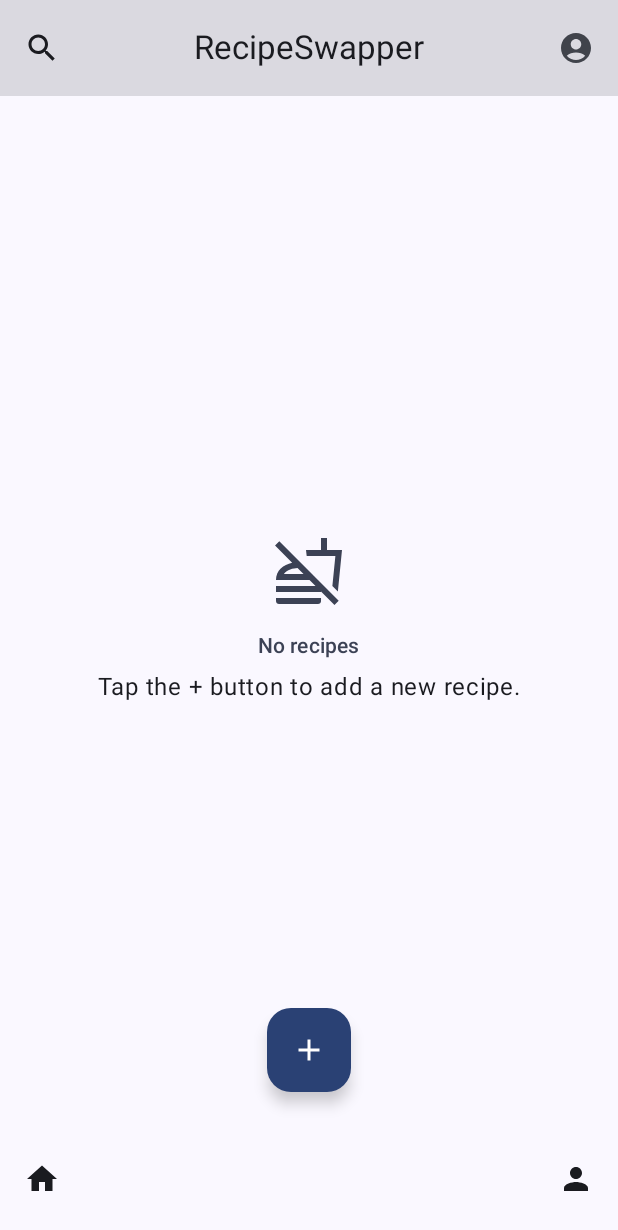
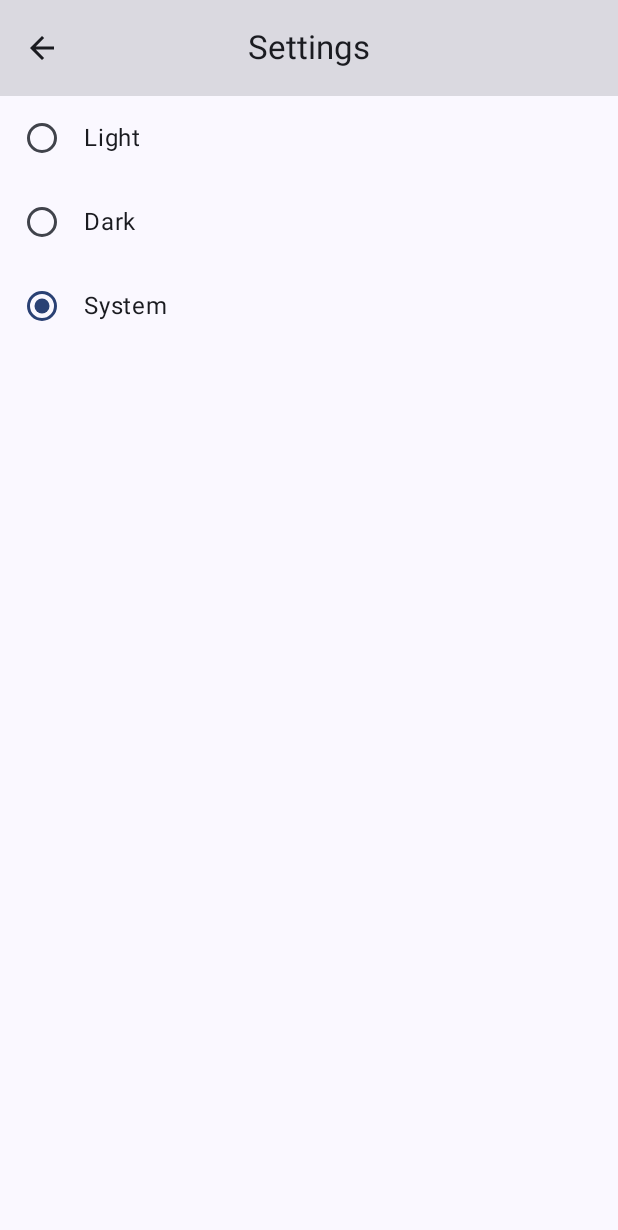
Before and after one commit to mazumih/RecipeSwapper, an Android app built with Jetpack Compose: the screen it shows after launch (MainActivity), after a tap on "Cerca", on a phone screen of 412 x 824 dp. Shown: the top 1230 px of the screen. Run offline under Robolectric (Android 15) with nearby library versions, the phone set to English and light mode, and no system bars; our stand-ins replace Room's generated code.

Commit message:
Added settings screen that allows the client to change theme

```diff
--- a/RecipeSwapper/app/src/main/java/com/example/recipeswapper/AppModule.kt
+++ b/RecipeSwapper/app/src/main/java/com/example/recipeswapper/AppModule.kt
@@ -1,5 +1,7 @@
 package com.example.recipeswapper
 
+import android.content.Context
+import androidx.datastore.preferences.preferencesDataStore
 import androidx.room.Room.databaseBuilder
 import com.example.recipeswapper.data.database.BadgesDatabase
 import com.example.recipeswapper.data.database.FavouriteRecipesDatabase
@@ -7,12 +9,22 @@ import com.example.recipeswapper.data.database.RecipeSwapperDatabase
 import com.example.recipeswapper.data.repositories.BadgesRepository
 import com.example.recipeswapper.data.repositories.FavouriteRecipesRepository
 import com.example.recipeswapper.data.repositories.RecipesRepository
+import com.example.recipeswapper.data.repositories.SettingsRepository
 import com.example.recipeswapper.ui.AddFavouritesViewModel
 import com.example.recipeswapper.ui.screens.addrecipe.AddRecipeViewModel
+import com.example.recipeswapper.ui.screens.settings.SettingsViewModel
 import org.koin.core.module.dsl.viewModel
 import org.koin.dsl.module
 
+val Context.dataStore by preferencesDataStore("theme")
+
 val appModule = module {
+
+    single { get<Context>().dataStore }
+
+    single { SettingsRepository(get()) }
+
+    viewModel { SettingsViewModel(get()) }
 
     single { AddRecipeViewModel() }
 
--- a/RecipeSwapper/app/src/main/java/com/example/recipeswapper/MainActivity.kt
+++ b/RecipeSwapper/app/src/main/java/com/example/recipeswapper/MainActivity.kt
@@ -4,25 +4,36 @@ import android.os.Bundle
 import androidx.activity.ComponentActivity
 import androidx.activity.compose.setContent
 import androidx.activity.enableEdgeToEdge
-import androidx.compose.foundation.layout.fillMaxSize
-import androidx.compose.foundation.layout.padding
-import androidx.compose.material3.Scaffold
-import androidx.compose.material3.Text
-import androidx.compose.runtime.Composable
-import androidx.compose.ui.Modifier
-import androidx.compose.ui.tooling.preview.Preview
+import androidx.compose.foundation.isSystemInDarkTheme
+import androidx.compose.runtime.getValue
+import androidx.lifecycle.compose.collectAsStateWithLifecycle
 import androidx.navigation.compose.rememberNavController
+import com.example.recipeswapper.data.repositories.Theme
 import com.example.recipeswapper.ui.SwapperNavGraph
+import com.example.recipeswapper.ui.screens.settings.SettingsViewModel
 import com.example.recipeswapper.ui.theme.RecipeSwapperTheme
+import org.koin.androidx.compose.koinViewModel
 
 class MainActivity : ComponentActivity() {
     override fun onCreate(savedInstanceState: Bundle?) {
         super.onCreate(savedInstanceState)
         enableEdgeToEdge()
         setContent {
-            RecipeSwapperTheme {
+            val themeViewModel = koinViewModel<SettingsViewModel>()
+            val themeState by themeViewModel.state.collectAsStateWithLifecycle()
+
+            RecipeSwapperTheme(
+                darkTheme = when (themeState.theme) {
+                    Theme.Light -> false
+                    Theme.Dark -> true
+                    Theme.System -> isSystemInDarkTheme()
+                }
+            ) {
                 val navController = rememberNavController()
-                SwapperNavGraph(navController)
+                SwapperNavGraph(
+                    navController,
+                    themeState,
+                    themeViewModel::changeTheme)
             }
         }
     }
--- /dev/null
+++ b/RecipeSwapper/app/src/main/java/com/example/recipeswapper/data/repositories/SettingsRepository.kt
@@ -0,0 +1,29 @@
+package com.example.recipeswapper.data.repositories
+
+import androidx.datastore.core.DataStore
+import androidx.datastore.preferences.core.Preferences
+import androidx.datastore.preferences.core.edit
+import androidx.datastore.preferences.core.stringPreferencesKey
+import kotlinx.coroutines.flow.map
+
+enum class Theme { Light, Dark, System }
+
+class SettingsRepository(
+    private val dataStore: DataStore<Preferences>
+) {
+    companion object {
+        private val THEME_KEY = stringPreferencesKey("theme")
+    }
+
+    val theme = dataStore.data
+        .map { preferences ->
+            try {
+                Theme.valueOf(preferences[THEME_KEY] ?: "System")
+            } catch (_: Exception) {
+                Theme.System
+            }
+        }
+
+    suspend fun setTheme(theme: Theme) =
+        dataStore.edit { it[THEME_KEY] = theme.toString() }
+}
--- a/RecipeSwapper/app/src/main/java/com/example/recipeswapper/ui/Navigation.kt
+++ b/RecipeSwapper/app/src/main/java/com/example/recipeswapper/ui/Navigation.kt
@@ -16,10 +16,14 @@ import com.example.recipeswapper.ui.screens.addrecipe.AddRecipeScreen
 import com.example.recipeswapper.ui.screens.addrecipe.AddRecipeViewModel
 import com.example.recipeswapper.ui.screens.badges.BadgeScreen
 import com.example.recipeswapper.BadgeViewModel
+import com.example.recipeswapper.data.repositories.Theme
 import com.example.recipeswapper.ui.screens.favourites.FavouritesScreen
 import com.example.recipeswapper.ui.screens.home.HomeScreen
 import com.example.recipeswapper.ui.screens.profilescreen.ProfileScreen
 import com.example.recipeswapper.ui.screens.recipedetails.RecipeDetailsScreen
+import com.example.recipeswapper.ui.screens.settings.SettingsScreen
+import com.example.recipeswapper.ui.screens.settings.ThemeState
+import kotlinx.coroutines.Job
 import kotlinx.serialization.Serializable
 import org.koin.androidx.compose.koinViewModel
 
@@ -30,11 +34,16 @@ sealed interface SwapperRoute {
     @Serializable data object Profile : SwapperRoute
     @Serializable data object AddEvent : SwapperRoute
     @Serializable data object Favs : SwapperRoute
+    @Serializable data object Settings : SwapperRoute
     @Serializable data class RecipeDetails(val recipeId: Int): SwapperRoute
 }
 
 @Composable
-fun SwapperNavGraph(navController: NavHostController) {
+fun SwapperNavGraph(
+    navController: NavHostController,
+    themeState: ThemeState,
+    themeChange: (Theme) -> Unit
+) {
     val recipesVm = koinViewModel<RecipeViewModel>()
     val recipesState by recipesVm.state.collectAsStateWithLifecycle()
     val badgeVm = koinViewModel<BadgeViewModel>()
@@ -79,6 +88,9 @@ fun SwapperNavGraph(navController: NavHostController) {
         composable<SwapperRoute.Favs> {
             FavouritesScreen(navController, favs)
         }
+        composable<SwapperRoute.Settings> {
+            SettingsScreen(navController, themeState, themeChange)
+        }
         composable<SwapperRoute.RecipeDetails> { backStackEntry ->
             val route = backStackEntry.toRoute<SwapperRoute.RecipeDetails>()
             recipesState.recipes.find { it.id == route.recipeId }?. let { recipe ->
--- a/RecipeSwapper/app/src/main/java/com/example/recipeswapper/ui/composable/AppBar.kt
+++ b/RecipeSwapper/app/src/main/java/com/example/recipeswapper/ui/composable/AppBar.kt
@@ -30,7 +30,7 @@ fun AppBar(navController: NavHostController, title: String) {
                     Icon(Icons.AutoMirrored.Outlined.ArrowBack, "Torna alla pagina precedente")
                 }
             } else {
-                IconButton(onClick = {/* TODO */ }) {
+                IconButton(onClick = { navController.navigate(SwapperRoute.Settings)  }) {
                     Icon(Icons.Filled.Search, "Cerca")
                 }
             }
@@ -49,12 +49,6 @@ fun AppBar(navController: NavHostController, title: String) {
                     Icon(Icons.Filled.Star, "Preferiti")
                 }
             }
-            if (title == "Recipe Details") {
-                IconButton(onClick = { } ) {
-                    // diventa piena quando si aggiunge ai preferiti e viceversa
-                    Icon(Icons.Filled.FavoriteBorder, "Aggiungi ai preferiti")
-                }
-            }
         },
         colors = TopAppBarDefaults.topAppBarColors(
             containerColor = MaterialTheme.colorScheme.surfaceDim
--- /dev/null
+++ b/RecipeSwapper/app/src/main/java/com/example/recipeswapper/ui/screens/settings/SettingsScreen.kt
@@ -0,0 +1,66 @@
+package com.example.recipeswapper.ui.screens.settings
+
+import androidx.compose.foundation.layout.Arrangement
+import androidx.compose.foundation.layout.Column
+import androidx.compose.foundation.layout.Row
+import androidx.compose.foundation.layout.fillMaxSize
+import androidx.compose.foundation.layout.fillMaxWidth
+import androidx.compose.foundation.layout.height
+import androidx.compose.foundation.layout.padding
+import androidx.compose.foundation.selection.selectable
+import androidx.compose.foundation.selection.selectableGroup
+import androidx.compose.material3.MaterialTheme
+import androidx.compose.material3.RadioButton
+import androidx.compose.material3.Scaffold
+import androidx.compose.material3.Text
+import androidx.compose.runtime.Composable
+import androidx.compose.ui.Alignment
+import androidx.compose.ui.Modifier
+import androidx.compose.ui.semantics.Role
+import androidx.compose.ui.unit.dp
+import androidx.navigation.NavHostController
+import com.example.recipeswapper.data.repositories.Theme
+import com.example.recipeswapper.ui.composable.AppBar
+
+@Composable
+fun SettingsScreen(
+    navController: NavHostController,
+    state: ThemeState,
+    onThemeSelected: (Theme) -> Unit
+) {
+    Scaffold(
+        topBar = { AppBar(navController, title = "Settings") },
+        modifier = Modifier.fillMaxSize()
+    ) { innerPadding ->
+        Column(
+            Modifier.padding(innerPadding).selectableGroup(),
+            verticalArrangement = Arrangement.Center,
+            horizontalAlignment = Alignment.CenterHorizontally
+        ) {
+            Theme.entries.forEach { theme ->
+                Row(
+                    Modifier
+                        .fillMaxWidth()
+                        .height(56.dp)
+                        .selectable(
+                            selected = (theme == state.theme),
+                            onClick = { onThemeSelected(theme) },
+                            role = Role.RadioButton
+                        )
+                        .padding(horizontal = 16.dp),
+                    verticalAlignment = Alignment.CenterVertically
+                ) {
+                    RadioButton(
+                        selected = (theme == state.theme),
+                        onClick = null
+                    )
+                    Text(
+                        text = theme.toString(),
+                        style = MaterialTheme.typography.bodyLarge,
+                        modifier = Modifier.padding(start = 16.dp)
+                    )
+                }
+            }
+        }
+    }
+}
--- /dev/null
+++ b/RecipeSwapper/app/src/main/java/com/example/recipeswapper/ui/screens/settings/SettingsViewModel.kt
@@ -0,0 +1,26 @@
+package com.example.recipeswapper.ui.screens.settings
+
+import androidx.lifecycle.ViewModel
+import androidx.lifecycle.viewModelScope
+import com.example.recipeswapper.data.repositories.SettingsRepository
+import com.example.recipeswapper.data.repositories.Theme
+import kotlinx.coroutines.flow.SharingStarted
+import kotlinx.coroutines.flow.map
+import kotlinx.coroutines.flow.stateIn
+import kotlinx.coroutines.launch
+
+data class ThemeState(val theme: Theme)
+
+class SettingsViewModel(
+    private val repository: SettingsRepository
+) : ViewModel() {
+    val state = repository.theme.map { ThemeState(it) }.stateIn(
+        scope = viewModelScope,
+        started = SharingStarted.WhileSubscribed(),
+        initialValue = ThemeState(Theme.System)
+    )
+
+    fun changeTheme(theme: Theme) = viewModelScope.launch {
+        repository.setTheme(theme)
+    }
+}
--- a/RecipeSwapper/app/src/main/java/com/example/recipeswapper/ui/theme/Theme.kt
+++ b/RecipeSwapper/app/src/main/java/com/example/recipeswapper/ui/theme/Theme.kt
@@ -9,7 +9,11 @@ import androidx.compose.material3.dynamicDarkColorScheme
 import androidx.compose.material3.dynamicLightColorScheme
 import androidx.compose.material3.lightColorScheme
 import androidx.compose.runtime.Composable
+import androidx.compose.runtime.SideEffect
+import androidx.compose.ui.graphics.toArgb
 import androidx.compose.ui.platform.LocalContext
+import androidx.compose.ui.platform.LocalView
+import androidx.core.view.WindowCompat
 
 private val DarkColorScheme = darkColorScheme(
     primary = Purple80,
@@ -50,6 +54,15 @@ fun RecipeSwapperTheme(
         else -> LightColorScheme
     }
 
+    val view = LocalView.current
+    if (!view.isInEditMode) {
+        SideEffect {
+            val window = (view.context as Activity).window
+            window.statusBarColor = colorScheme.primaryContainer.toArgb()
+            WindowCompat.getInsetsController(window, view).isAppearanceLightStatusBars = !darkTheme
+        }
+    }
+
     MaterialTheme(
         colorScheme = colorScheme,
         typography = Typography,
```
